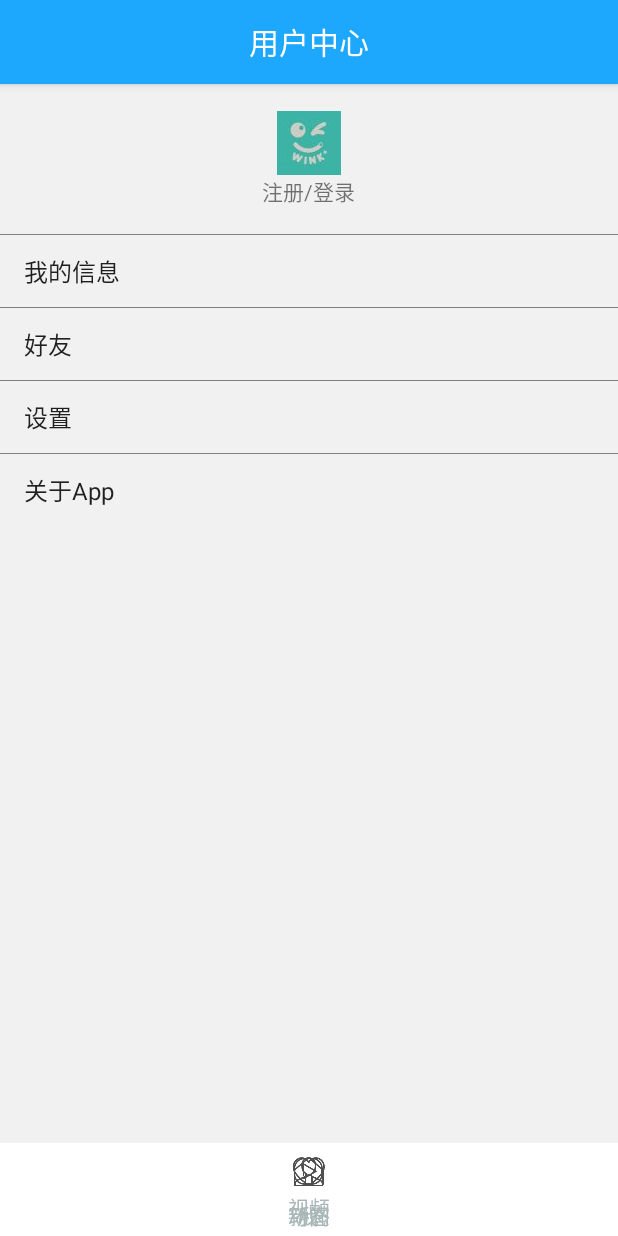
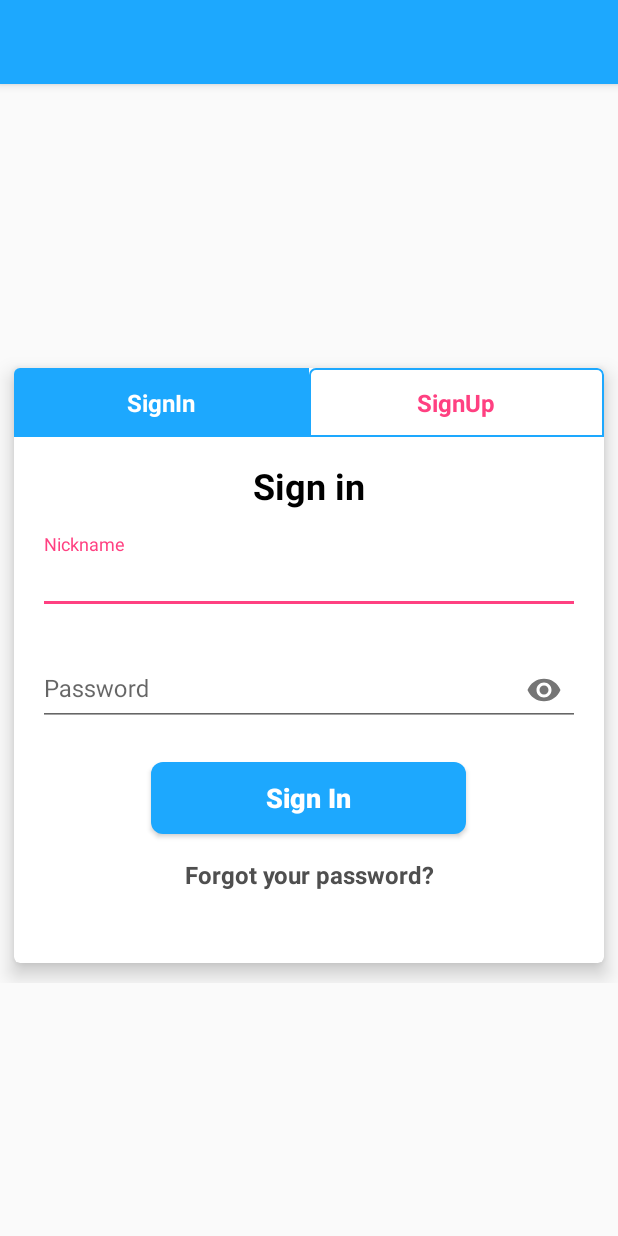
Before and after one commit to lihang2256/software-engineering-newsAPP, an Android app: the fragment AboutFragment placed in its activity, after a tap on "注册/登录", on a phone screen of 412 x 824 dp. Run offline under Robolectric (Android 15) with nearby library versions, the phone set to English and light mode, and no system bars; libraries missing offline, so code that uses them is left out: com.example.channelmanager; 4 statements that could not run were skipped.

Commit message:
注册登录静态页面

```diff
--- a/app/build.gradle
+++ b/app/build.gradle
@@ -5,7 +5,7 @@ android {
     buildToolsVersion "24.0.3"
     defaultConfig {
         applicationId "cn.bproject.neteasynews"
-        minSdkVersion 15
+        minSdkVersion 16
         targetSdkVersion 25
         versionCode 1
         versionName "1.0"
--- a/app/src/main/AndroidManifest.xml
+++ b/app/src/main/AndroidManifest.xml
@@ -44,7 +44,7 @@
         <activity android:name="com.example.newsAPP.activity.SettingActivity" />
         <activity android:name="com.example.newsAPP.activity.CommentDialogActivity"></activity>
         <activity android:name="com.example.newsAPP.activity.FriendListActivity" />
-
+        <activity android:name="com.example.newsAPP.activity.LoginActivity"></activity>
     </application>
 
 </manifest>
--- a/app/src/main/java/com/example/newsAPP/activity/AboutActivity.java
+++ b/app/src/main/java/com/example/newsAPP/activity/AboutActivity.java
@@ -92,7 +92,6 @@ public class AboutActivity extends BaseActivity implements View.OnClickListener{
                 startActivity(intent);
                 break;
             case R.id.tv_about_star:
-
                 uri = Uri.parse("https://github.com/liaozhoubei/NetEasyNews");
                 intent = new Intent(Intent.ACTION_VIEW, uri);
                 startActivity(intent);
--- /dev/null
+++ b/app/src/main/java/com/example/newsAPP/activity/LoginActivity.java
@@ -0,0 +1,57 @@
+package com.example.newsAPP.activity;
+
+import android.graphics.Color;
+import android.support.v7.app.AppCompatActivity;
+import android.os.Bundle;
+import android.view.View;
+import android.widget.Button;
+import android.widget.EditText;
+import android.widget.TextView;
+
+import com.example.newsAPP.R;
+
+public class LoginActivity extends AppCompatActivity {
+
+    TextView signin,signup,signin_signup_txt,forgot_password;
+    Button signin_signup_btn;
+    EditText nickname, password;
+
+    @Override
+    protected void onCreate(Bundle savedInstanceState) {
+        super.onCreate(savedInstanceState);
+        setContentView(R.layout.activity_login);
+        signin = (TextView) findViewById(R.id.signin);
+        signup = (TextView) findViewById(R.id.signup);
+        signin_signup_txt = (TextView) findViewById(R.id.signin_signup_txt);
+        forgot_password = (TextView) findViewById(R.id.forgot_password);
+        signin_signup_btn = (Button) findViewById(R.id.signin_signup_btn);
+        nickname = (EditText) findViewById(R.id.nickname);
+        password = (EditText) findViewById(R.id.password);
+        signin.setOnClickListener(new View.OnClickListener() {
+            @Override
+            public void onClick(View view) {
+                signin.setTextColor(Color.parseColor("#FFFFFF"));
+                signin.setBackgroundColor(Color.parseColor("#1da8fe"));
+                signup.setTextColor(Color.parseColor("#FF4081"));
+                signup.setBackgroundResource(R.drawable.bordershape);
+                signin_signup_txt.setText("Sign In");
+                signin_signup_btn.setText("Sign In");
+                forgot_password.setVisibility(View.VISIBLE);
+                //add something
+            }
+        });
+        signup.setOnClickListener(new View.OnClickListener() {
+            @Override
+            public void onClick(View view) {
+                signup.setTextColor(Color.parseColor("#FFFFFF"));
+                signup.setBackgroundColor(Color.parseColor("#1da8fe"));
+                signin.setTextColor(Color.parseColor("#FF4081"));
+                signin.setBackgroundResource(R.drawable.bordershape);
+                signin_signup_txt.setText("Sign Up");
+                signin_signup_btn.setText("Sign Up");
+                forgot_password.setVisibility(View.INVISIBLE);
+                //add something
+            }
+        });
+    }
+}
--- a/app/src/main/java/com/example/newsAPP/fragment/AboutFragment.java
+++ b/app/src/main/java/com/example/newsAPP/fragment/AboutFragment.java
@@ -19,6 +19,7 @@ import com.example.newsAPP.R;
 import com.example.newsAPP.activity.AboutActivity;
 import com.example.newsAPP.activity.FeedbackActivity;
 import com.example.newsAPP.activity.FriendListActivity;
+import com.example.newsAPP.activity.LoginActivity;
 import com.example.newsAPP.activity.SettingActivity;
 
 
@@ -70,41 +71,38 @@ public class AboutFragment extends BaseFragment{
             public void onItemClick(AdapterView<?> parent, View view, int position, long id) {
                 Intent intent = null;
                 Uri uri;
-//                1.项目主页
-//                2.问题反馈
-//                3.设置
-//                4.关于App
+//                1.个人信息
+//                2.关注
+//                3.粉丝
+//                4.设置
+//                5.关于App
 
                 switch (position) {
                     case 0:
-                        // 用户界面
-                        Toast.makeText(getActivity(), "未实现登陆功能", Toast.LENGTH_SHORT).show();
+                        //用户界面
+                        intent = new Intent(getActivity(), LoginActivity.class);
+                        startActivity(intent);
                         break;
                     case 1:
- // 进入项目主页
- //            String url = "https://github.com/liaozhoubei/NetEasyNews";
-//                       WebViewActivity.loadUrl(getActivity(), url, "加载中...");
-//                        uri = Uri.parse(getActivity().getResources().getString(R.string.project_url));
-//                        intent = new Intent(Intent.ACTION_VIEW, uri);
-//                        startActivity(intent);
-//                        break;
-
+                        //进入个人信息
+                        break;
                     case 2:
-//                        // 进入问题反馈
-//                        intent = new Intent(getActivity(), FeedbackActivity.class);
-//                        startActivity(intent);
-//                        break;
-                    //进入好友列表
-                    intent = new Intent(getActivity(), FriendListActivity.class);
-                    startActivity(intent);
-                    break;
+                        //进入关注
+                        intent = new Intent(getActivity(), FriendListActivity.class);
+                        startActivity(intent);
+                        break;
                     case 3:
-                        // 设置
+                        //进入粉丝
+                        intent = new Intent(getActivity(), FriendListActivity.class);
+                        startActivity(intent);
+                        break;
+                    case 4:
+                        //设置
                         intent = new Intent(getActivity(), SettingActivity.class);
                         startActivity(intent);
                         break;
-                    case 4:
-                        // 进入关于App
+                    case 5:
+                        //进入关于App
                         intent = new Intent(getActivity(), AboutActivity.class);
                         startActivity(intent);
                         break;
--- /dev/null
+++ b/app/src/main/res/drawable/bordershape.xml
@@ -0,0 +1,10 @@
+<?xml version="1.0" encoding="utf-8"?>
+<selector xmlns:android="http://schemas.android.com/apk/res/android">
+    <item>
+        <shape android:shape="rectangle">
+            <solid android:color="#FFFFFF" />
+            <corners android:topLeftRadius="4dp" android:topRightRadius="4dp" />
+            <stroke android:width="1dp" android:color="@color/colorPrimary" />
+        </shape>
+    </item>
+</selector>
--- /dev/null
+++ b/app/src/main/res/drawable/buttonshape.xml
@@ -0,0 +1,9 @@
+<?xml version="1.0" encoding="utf-8"?>
+<selector xmlns:android="http://schemas.android.com/apk/res/android">
+    <item>
+        <shape android:shape="rectangle">
+            <corners android:radius="8dp" />
+            <solid android:color="@color/colorPrimary"/>
+        </shape>
+    </item>
+</selector>
--- /dev/null
+++ b/app/src/main/res/layout/activity_login.xml
@@ -0,0 +1,161 @@
+<?xml version="1.0" encoding="utf-8"?>
+<RelativeLayout xmlns:android="http://schemas.android.com/apk/res/android"
+    xmlns:app="http://schemas.android.com/apk/res-auto"
+    xmlns:tools="http://schemas.android.com/tools"
+    android:layout_width="match_parent"
+    android:layout_height="match_parent"
+    tools:context="com.example.newsAPP.activity.LoginActivity">
+
+    <include layout="@layout/toolbar_page" />
+    <ScrollView
+        android:layout_width="match_parent"
+        android:layout_height="wrap_content"
+        android:layout_centerHorizontal="true"
+        android:layout_centerVertical="true">
+
+        <RelativeLayout
+            android:layout_width="match_parent"
+            android:layout_height="wrap_content">
+
+            <android.support.v7.widget.CardView
+                android:layout_width="match_parent"
+                android:layout_height="wrap_content"
+                android:layout_marginTop="63dp"
+                android:elevation="0dp"
+                app:cardElevation="8dp"
+                app:cardCornerRadius="4dp"
+                app:cardUseCompatPadding="true">
+
+                <RelativeLayout
+                    android:layout_width="match_parent"
+                    android:layout_height="wrap_content">
+
+                    <LinearLayout
+                        android:id="@+id/linearLayout1"
+                        android:layout_width="match_parent"
+                        android:layout_height="wrap_content"
+                        android:orientation="horizontal"
+                        android:weightSum="100">
+
+                        <TextView
+                            android:id="@+id/signin"
+                            android:layout_width="0dp"
+                            android:layout_height="wrap_content"
+                            android:layout_weight="50"
+                            android:background="@color/colorPrimary"
+                            android:paddingBottom="12dp"
+                            android:paddingTop="12dp"
+                            android:text="SignIn"
+                            android:textAlignment="center"
+                            android:textColor="#FFFFFF"
+                            android:textSize="16sp"
+                            android:textStyle="bold" />
+
+                        <TextView
+                            android:id="@+id/signup"
+                            android:layout_width="0dp"
+                            android:layout_height="wrap_content"
+                            android:layout_weight="50"
+                            android:background="@drawable/bordershape"
+                            android:paddingBottom="12dp"
+                            android:paddingTop="12dp"
+                            android:text="SignUp"
+                            android:textAlignment="center"
+                            android:textColor="@color/colorAccent"
+                            android:textSize="16sp"
+                            android:textStyle="bold" />
+
+                    </LinearLayout>
+
+                    <LinearLayout
+                        android:id="@+id/linearLayout2"
+                        android:layout_width="match_parent"
+                        android:layout_height="wrap_content"
+                        android:layout_below="@id/linearLayout1"
+                        android:orientation="vertical"
+                        android:padding="16dp">
+
+                        <TextView
+                            android:id="@+id/signin_signup_txt"
+                            android:layout_width="match_parent"
+                            android:layout_height="wrap_content"
+                            android:text="Sign in"
+                            android:textAlignment="center"
+                            android:textColor="#000000"
+                            android:textSize="24sp"
+                            android:textStyle="bold" />
+
+                        <android.support.design.widget.TextInputLayout
+                            android:layout_width="match_parent"
+                            android:layout_height="wrap_content"
+                            android:layout_marginTop="16dp">
+
+                            <EditText
+                                android:id="@+id/nickname"
+                                android:layout_width="match_parent"
+                                android:layout_height="match_parent"
+                                android:drawablePadding="16dp"
+                                android:hint="Nickname"
+                                android:maxLines="1"
+                                android:textColor="@android:color/black"
+                                android:textSize="16sp" />
+                        </android.support.design.widget.TextInputLayout>
+
+                        <android.support.design.widget.TextInputLayout
+                            android:layout_width="match_parent"
+                            android:layout_height="wrap_content"
+                            android:layout_marginTop="16dp"
+                            app:passwordToggleEnabled="true">
+
+                            <EditText
+                                android:id="@+id/password"
+                                android:layout_width="match_parent"
+                                android:layout_height="match_parent"
+                                android:drawablePadding="16dp"
+                                android:hint="Password"
+                                android:inputType="textPassword"
+                                android:maxLines="1"
+                                android:textColor="@android:color/black"
+                                android:textSize="16sp" />
+                        </android.support.design.widget.TextInputLayout>
+
+                        <Button
+                            android:id="@+id/signin_signup_btn"
+                            android:layout_width="210dp"
+                            android:layout_height="wrap_content"
+                            android:layout_gravity="center"
+                            android:layout_marginBottom="16dp"
+                            android:layout_marginTop="24dp"
+                            android:background="@drawable/buttonshape"
+                            android:paddingLeft="16dp"
+                            android:paddingRight="16dp"
+                            android:text="Sign In"
+                            android:textAllCaps="false"
+                            android:textColor="#ffffff"
+                            android:textSize="18sp"
+                            android:textStyle="bold" />
+
+                        <TextView
+                            android:id="@+id/forgot_password"
+                            android:layout_width="match_parent"
+                            android:layout_height="wrap_content"
+                            android:layout_marginBottom="32dp"
+                            android:text="Forgot your password?"
+                            android:textAlignment="center"
+                            android:textColor="#4f4f4f"
+                            android:textSize="16sp"
+                            android:textStyle="bold" />
+
+                    </LinearLayout>
+
+                </RelativeLayout>
+
+
+            </android.support.v7.widget.CardView>
+
+
+        </RelativeLayout>
+
+    </ScrollView>
+
+</RelativeLayout>
--- a/app/src/main/res/values/arrays.xml
+++ b/app/src/main/res/values/arrays.xml
@@ -3,7 +3,8 @@
 
     <string-array name="array_about_type">
         <item>我的信息</item>
-        <item>好友</item>
+        <item>关注</item>
+        <item>粉丝</item>
         <item>设置</item>
         <item>关于App</item>
     </string-array>
```
